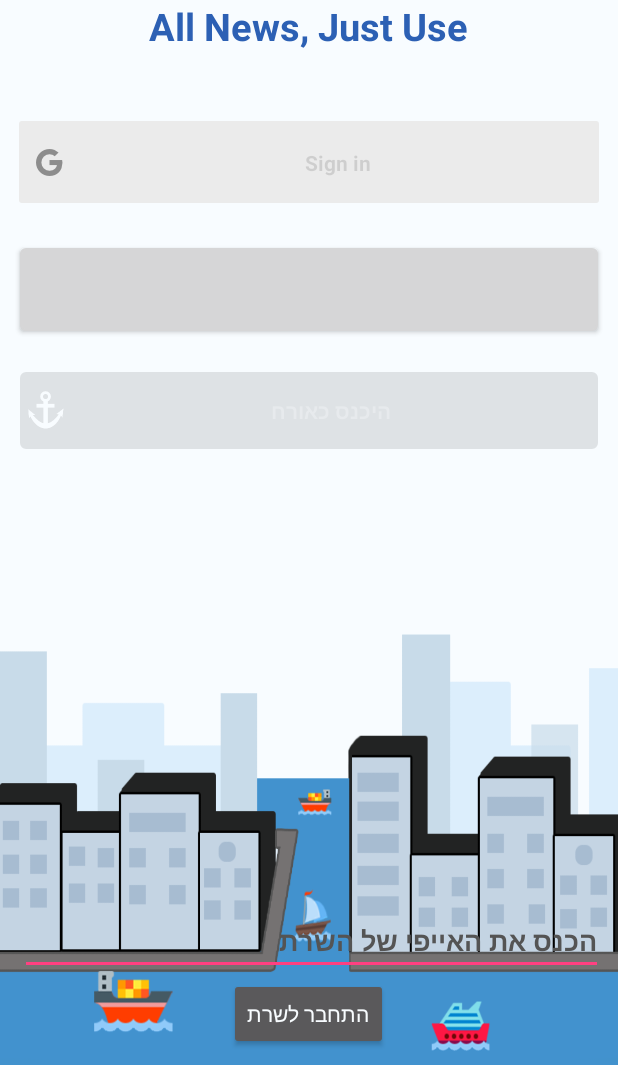
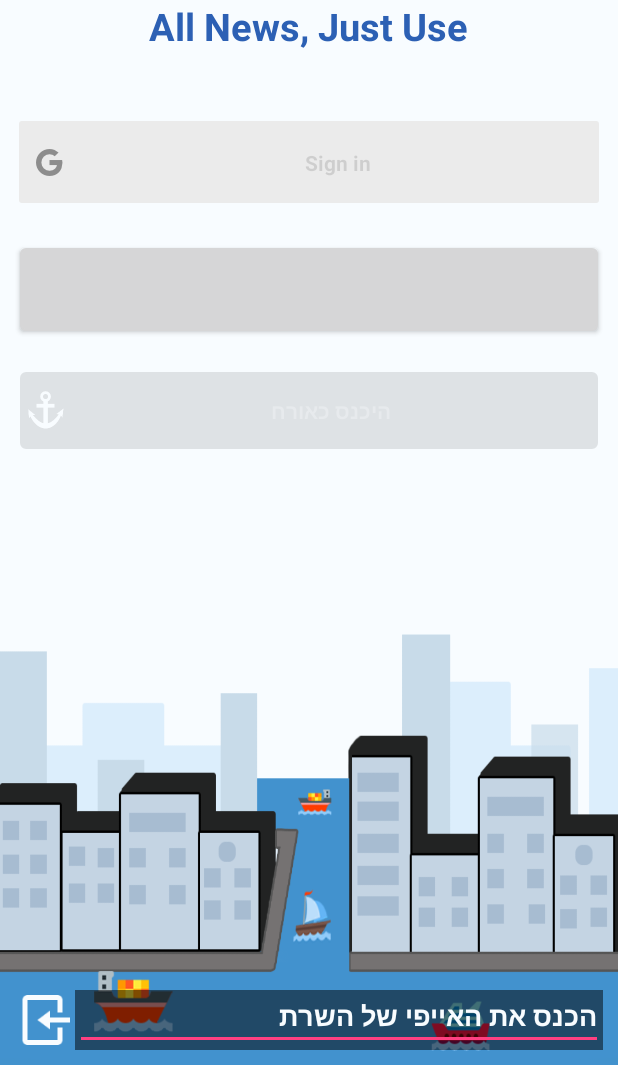
Before and after one commit to JustSkillZ/NewzBayClient, an Android app: the screen it shows after launch (ActivityEntrance), on a phone screen of 412 x 824 dp, the part 171-1236 px from its top. Run offline under Robolectric (Android 15) with nearby library versions, the phone set to English and light mode, and no system bars; libraries missing offline, so code that uses them is left out: com.facebook, com.facebook.appevents, com.facebook.login; plain views replace LoginButton; 8 statements that could not run were skipped.

Commit message:
Final UPDT

```diff
--- a/app/build.gradle
+++ b/app/build.gradle
@@ -9,7 +9,7 @@ android {
         applicationId "magshimim.newzbay"
         minSdkVersion 18
         targetSdkVersion 23
-        versionCode 3
+        versionCode 5
         versionName "1.0"
     }
     buildTypes {
--- a/app/src/main/AndroidManifest.xml
+++ b/app/src/main/AndroidManifest.xml
@@ -24,6 +24,7 @@
             android:configChanges="keyboard|keyboardHidden|screenLayout|screenSize|orientation"
             android:label="@string/app_name"
             android:screenOrientation="portrait"
+            android:windowSoftInputMode="stateHidden|adjustResize"
             android:supportsRtl="true">
             <intent-filter>
                 <action android:name="android.intent.action.MAIN" />
--- a/app/src/main/res/layout/activity_entrance.xml
+++ b/app/src/main/res/layout/activity_entrance.xml
@@ -32,7 +32,7 @@
         android:text="@string/slogan"
         android:layout_centerHorizontal="true"
         android:textColor="@color/nb"
-        android:id="@+id/tv_slogen"
+        android:id="@+id/tv_slogan"
         android:textStyle="bold"
         android:background="@color/transparent"/>
 
@@ -41,7 +41,7 @@
         android:layout_height="60dp"
         android:id="@+id/btn_Google"
         android:layout_marginTop="43dp"
-        android:layout_below="@+id/tv_slogen"
+        android:layout_below="@+id/tv_slogan"
         android:layout_alignParentEnd="true"
         android:layout_alignParentStart="true"
         android:background="@color/transparent"/>
@@ -88,27 +88,41 @@
         android:layout_centerHorizontal="true"
         android:visibility="gone"/>
 
+    <View
+        android:layout_width="wrap_content"
+        android:layout_height="wrap_content"
+        android:layout_alignStart="@+id/editText_serverIP"
+        android:layout_alignParentEnd="true"
+        android:alpha="0.5"
+        android:id="@+id/view_shadow"
+        android:background="@color/black"
+        android:layout_alignTop="@+id/btn_connectToServer"/>
+
     <EditText
         android:layout_width="wrap_content"
         android:layout_height="wrap_content"
         android:id="@+id/editText_serverIP"
         android:visibility="visible"
         android:layout_alignParentBottom="true"
-        android:layout_marginBottom="50dp"
-        android:textColor="@color/black"
+        android:textColor="@color/white"
         android:textStyle="bold"
-        android:textColorHint="@color/grey"
+        android:textColorHint="@color/white"
+        android:inputType="number|numberDecimal"
+        android:digits="0123456789."
         android:hint="הכנס את האייפי של השרת"
+        android:imeOptions="actionDone"
+        android:singleLine="true"
         android:layout_alignParentEnd="true"
-        android:layout_alignStart="@+id/btn_NB"/>
+        android:layout_toEndOf="@+id/btn_connectToServer"/>
 
     <Button
-        android:layout_width="wrap_content"
-        android:layout_height="wrap_content"
-        android:text="התחבר לשרת"
+        android:layout_width="40dp"
+        android:layout_height="40dp"
         android:id="@+id/btn_connectToServer"
-        android:layout_alignParentBottom="true"
-        android:layout_centerHorizontal="true"
-        android:onClick="connectToServer"/>
+        android:textStyle="bold"
+        android:onClick="connectToServer"
+        android:background="@drawable/enter"
+        android:backgroundTint="@color/white"
+        android:layout_alignParentBottom="true"/>
 
 </RelativeLayout>
```
Also changed, not shown: app/src/main/java/magshimim/newzbay/ActivityEntrance.java (+26 -5 lines), app/src/main/java/magshimim/newzbay/Communication.java (+12 -9 lines), app/src/main/res/drawable-xhdpi/enter.png (added), 1 other file.
